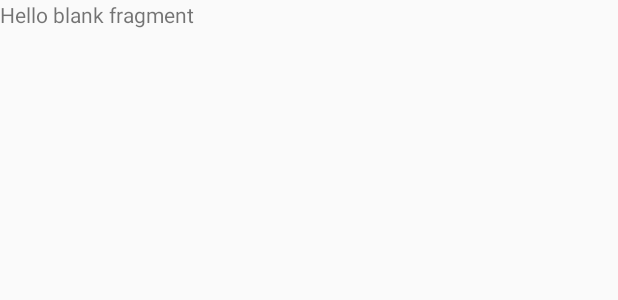
After one commit to SverbliukRoman/DocsLance, an Android app: the layout fragment_fragment_recycle_view_doctor.xml on its own in the app's theme, with its tools: preview values and no code run, on a phone screen of 412 x 824 dp. The commit adds this screen. Shown: the top 300 px of the screen. Run offline under Robolectric (Android 15) with nearby library versions, the phone set to English and light mode, and no system bars.

Commit message:
Set color, Create recyclerView for Doctor, add image for headers

```diff
--- a/app/build.gradle
+++ b/app/build.gradle
@@ -5,7 +5,7 @@ android {
     defaultConfig {
         applicationId "ua.com.mexanik.docslance"
         minSdkVersion 22
-        targetSdkVersion 27
+        targetSdkVersion 26
         versionCode 1
         versionName "1.0"
         testInstrumentationRunner "android.support.test.runner.AndroidJUnitRunner"
@@ -33,6 +33,10 @@ dependencies {
     androidTestImplementation 'com.android.support.test:runner:1.0.1'
     androidTestImplementation 'com.android.support.test.espresso:espresso-core:3.0.1'
 
+    //RecyclerView
+    implementation 'com.android.support:recyclerview-v7:26.1.0'
+    implementation 'com.android.support:cardview-v7:26.1.0'
+
     // firebase
     compile 'com.google.firebase:firebase-auth:11.6.0'
     //facebook
--- a/app/src/main/res/drawable/side_nav_bar.xml
+++ b/app/src/main/res/drawable/side_nav_bar.xml
@@ -2,8 +2,8 @@
     android:shape="rectangle">
     <gradient
         android:angle="135"
-        android:centerColor="#009688"
-        android:endColor="#00695C"
-        android:startColor="#4DB6AC"
+        android:centerColor="#f7f7f7"
+        android:endColor="#f2f2f2"
+        android:startColor="#d5dcd6"
         android:type="linear" />
 </shape>
--- /dev/null
+++ b/app/src/main/res/layout/fragment_fragment_recycle_view_doctor.xml
@@ -0,0 +1,14 @@
+<?xml version="1.0" encoding="utf-8"?>
+<FrameLayout xmlns:android="http://schemas.android.com/apk/res/android"
+    xmlns:tools="http://schemas.android.com/tools"
+    android:layout_width="match_parent"
+    android:layout_height="match_parent"
+    tools:context=".fragments.fragmentRecyclerViewDoctors.FragmentRecycleViewDoctor">
+
+    <!-- TODO: Update blank fragment layout -->
+    <TextView
+        android:layout_width="match_parent"
+        android:layout_height="match_parent"
+        android:text="@string/hello_blank_fragment" />
+
+</FrameLayout>
--- a/app/src/main/res/values/colors.xml
+++ b/app/src/main/res/values/colors.xml
@@ -1,7 +1,7 @@
 <?xml version="1.0" encoding="utf-8"?>
 <resources>
-    <color name="colorPrimary">#087a87</color>
-    <color name="colorPrimaryDark">#095a64</color>
+    <color name="colorPrimary">#47be3d</color>
+    <color name="colorPrimaryDark">#6fc963</color>
     <color name="colorAccent">#FF4081</color>
     <color name="colorWhite">#fff</color>
     <color name="colorGray">#898989</color>
--- a/app/src/main/res/values/strings.xml
+++ b/app/src/main/res/values/strings.xml
@@ -15,4 +15,7 @@
 
     <string name="greetings">Greetings</string>
 
+
+    <!-- TODO: Remove or change this placeholder text -->
+    <string name="hello_blank_fragment">Hello blank fragment</string>
 </resources>
```
Also changed, not shown: app/src/main/java/ua/com/mexanik/docslance/fragments/fragmentRecyclerViewDoctors/Adapter/AdapterRecycleViewFragmentDoctors.java (added, +25 -0 lines), app/src/main/java/ua/com/mexanik/docslance/fragments/fragmentRecyclerViewDoctors/Adapter/ModelRecyclerViewFragmentDoctor.java (added, +8 -0 lines), app/src/main/java/ua/com/mexanik/docslance/fragments/fragmentRecyclerViewDoctors/Adapter/ViewHolderRecyclerViewDoctors.java (added, +14 -0 lines), app/src/main/java/ua/com/mexanik/docslance/fragments/fragmentRecyclerViewDoctors/FragmentRecycleViewDoctor.java (added, +32 -0 lines).
